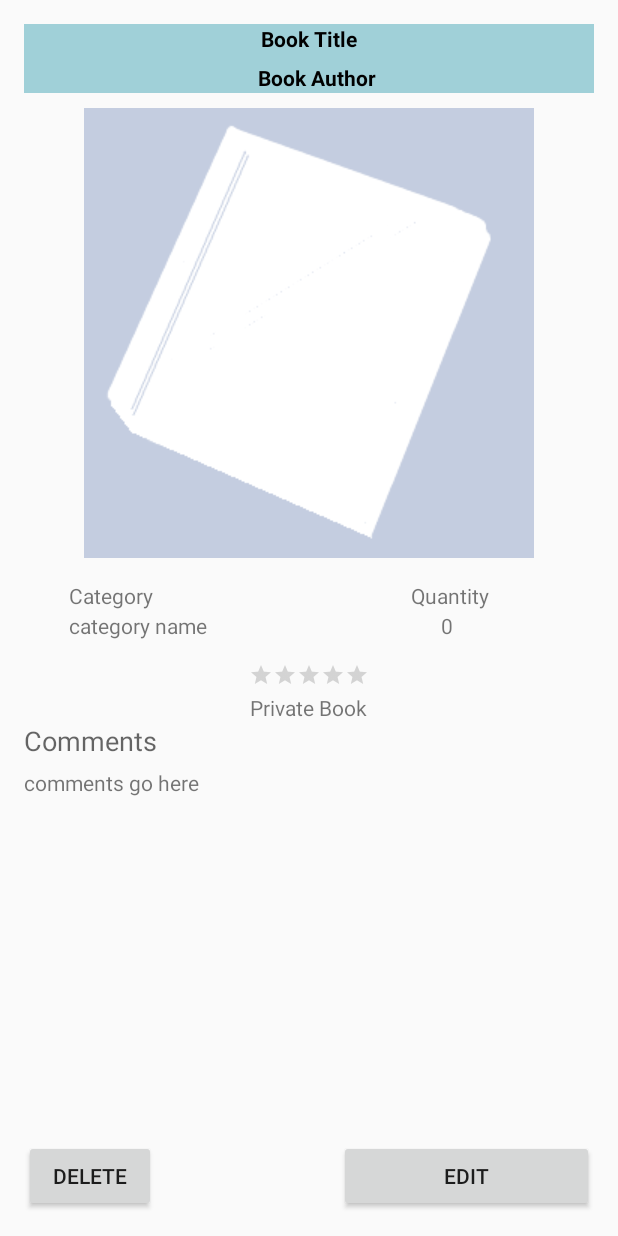
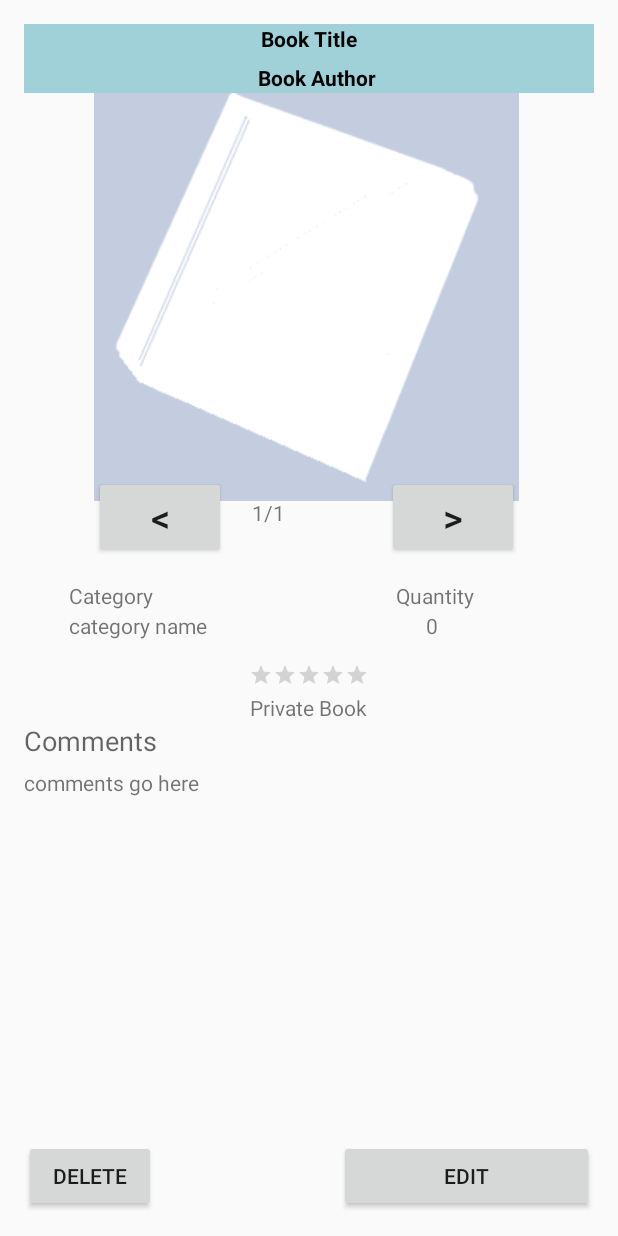
Before and after one commit to CMPUT301F15T06/GraceHoppers, an Android app: the layout activity_view_book.xml on its own in the app's theme, with its tools: preview values and no code run, on a phone screen of 412 x 824 dp. Run offline under Robolectric (Android 15) with nearby library versions, the phone set to English and light mode, and no system bars.

Commit message:
view book ready for multiple photos, prevented activity stackup in viewprofile

```diff
--- a/app/src/main/res/layout/activity_view_book.xml
+++ b/app/src/main/res/layout/activity_view_book.xml
@@ -105,8 +105,10 @@
 
                 android:layout_gravity="center"
                 android:layout_alignParentTop="true"
-                android:layout_centerHorizontal="true"
-                android:layout_marginTop="10dp" />
+                android:layout_toEndOf="@+id/categorytextview"
+                android:layout_marginRight="50dp"
+                android:layout_marginLeft="-40dp"
+                android:layout_marginTop="-20dp" />
 
             <TextView
                 android:layout_width="wrap_content"
@@ -188,6 +190,35 @@
                 android:layout_alignParentStart="true"
                 android:layout_marginTop="450dp" />
 
+            <Button
+                android:layout_width="wrap_content"
+                android:layout_height="wrap_content"
+                android:text="&lt;"
+                android:id="@+id/pictureleftbutton"
+                android:layout_alignBottom="@+id/bookImage"
+                android:layout_alignStart="@+id/bookImage"
+                android:layout_marginBottom="-30dp"
+                android:textSize="25dp" />
+
+            <Button
+                android:layout_width="wrap_content"
+                android:layout_height="wrap_content"
+                android:text=">"
+                android:id="@+id/picturerightbutton"
+                android:layout_alignBottom="@+id/pictureleftbutton"
+                android:layout_alignEnd="@+id/bookImage"
+                android:textSize="25dp" />
+
+            <TextView
+                android:layout_width="wrap_content"
+                android:layout_height="wrap_content"
+                android:textAppearance="?android:attr/textAppearanceSmall"
+                android:text="1/1"
+                android:id="@+id/imagetotaltextview"
+                android:gravity="center"
+                android:layout_marginLeft="152dp"
+                android:layout_marginTop="270dp" />
+
 
         </RelativeLayout>
     </ScrollView>
```
Also changed, not shown: app/src/main/java/com/gracehoppers/jlovas/bookwrm/ProfileScreen.java (+29 -6 lines).
